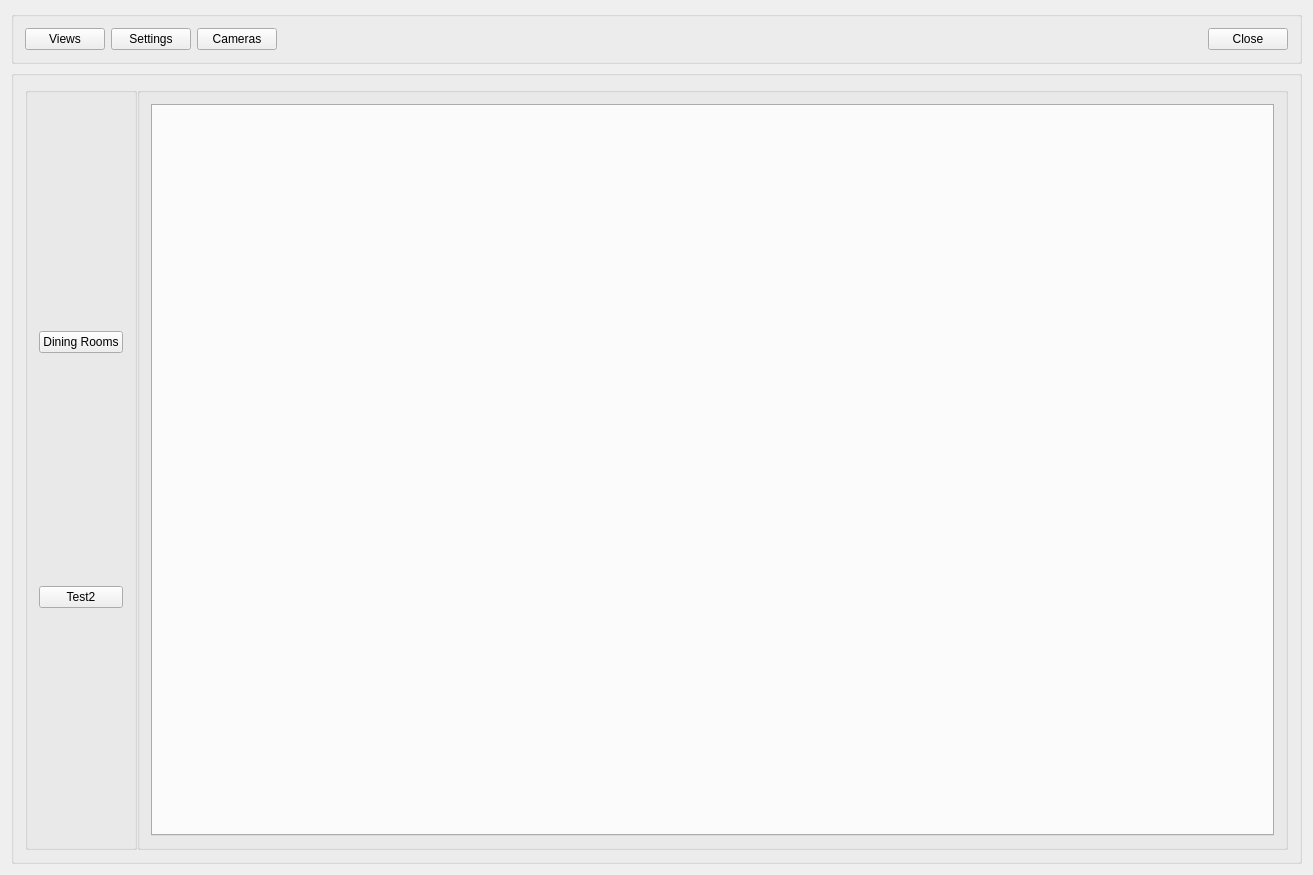
sydalirza/Centralized-CCTV-Server, file mainwindow.ui: the form before one commit.
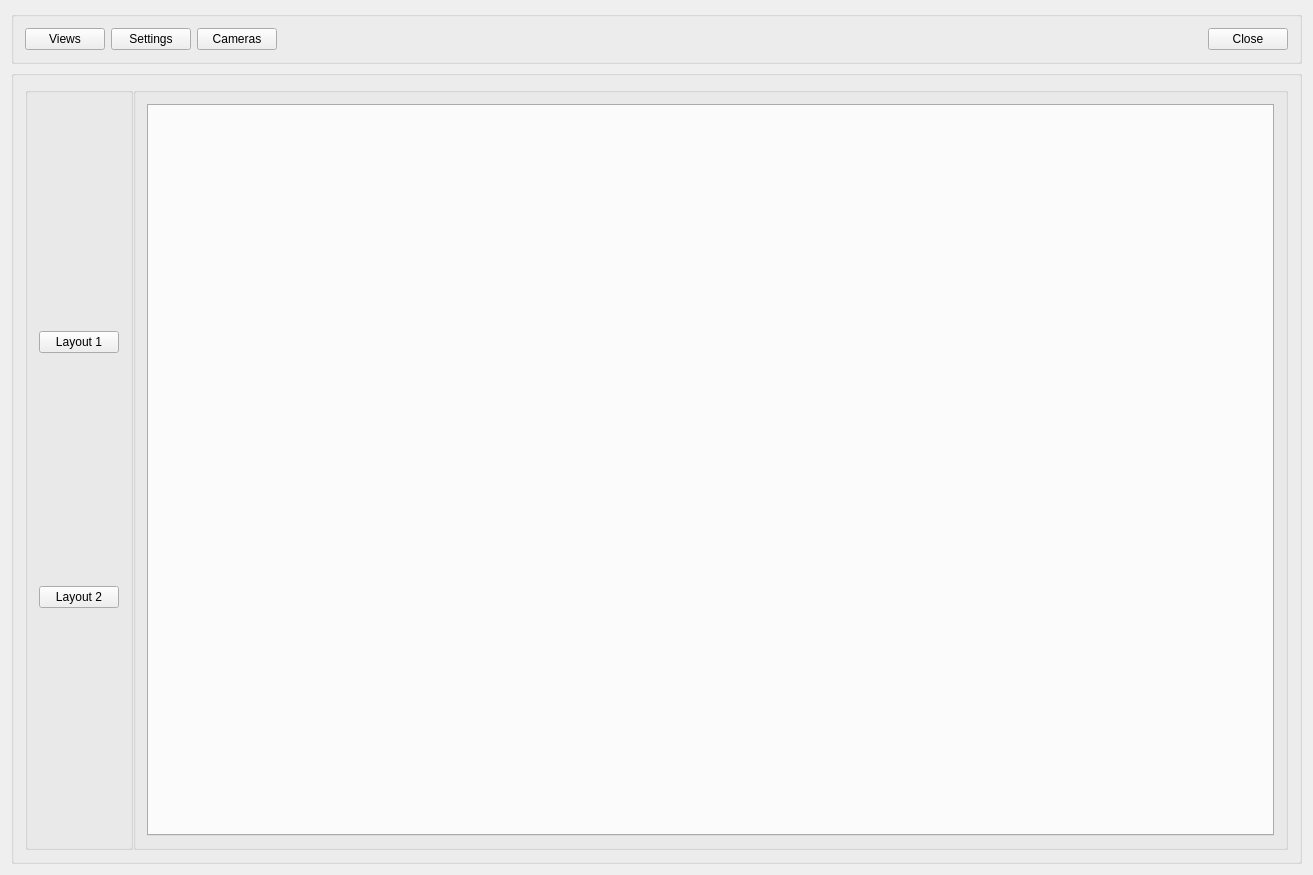
The form after the commit.

Commit message: single view test

Diff of the .ui file:
```diff
--- a/mainwindow.ui
+++ b/mainwindow.ui
@@ -104,14 +104,14 @@
             <item>
              <widget class="QPushButton" name="tab_button_1">
               <property name="text">
-               <string>Dining Rooms</string>
+               <string>Layout 1</string>
               </property>
              </widget>
             </item>
             <item>
              <widget class="QPushButton" name="tab_button_2">
               <property name="text">
-               <string>Test2</string>
+               <string>Layout 2</string>
               </property>
              </widget>
             </item>
```
The commit also changes 12 other files.
